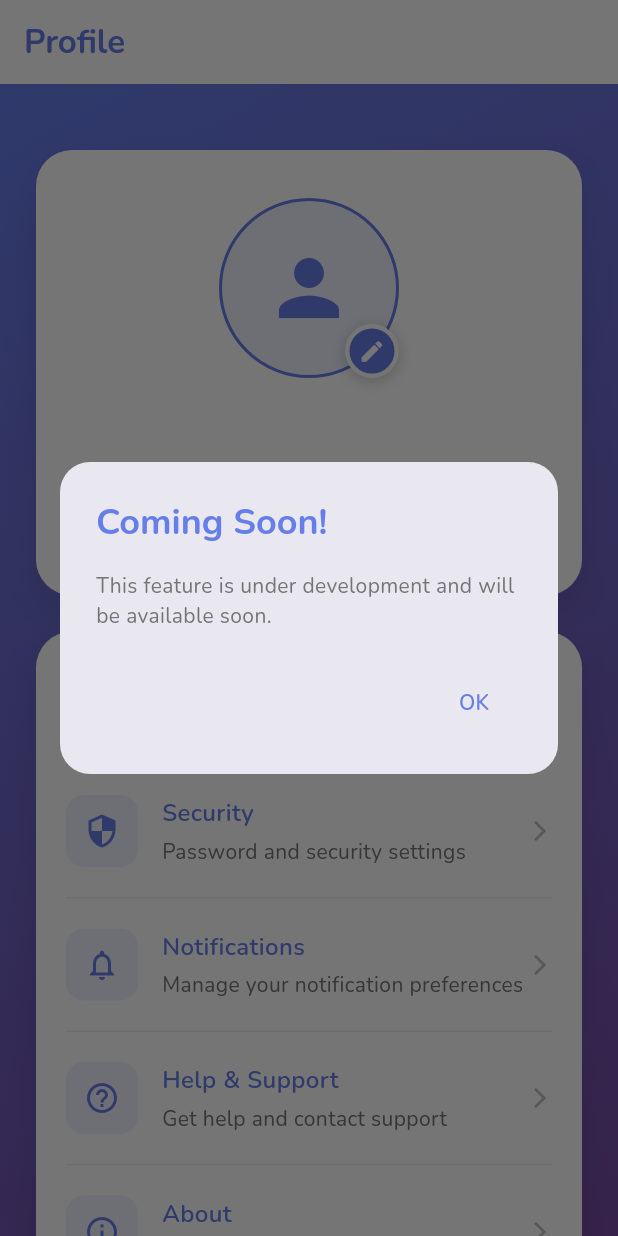
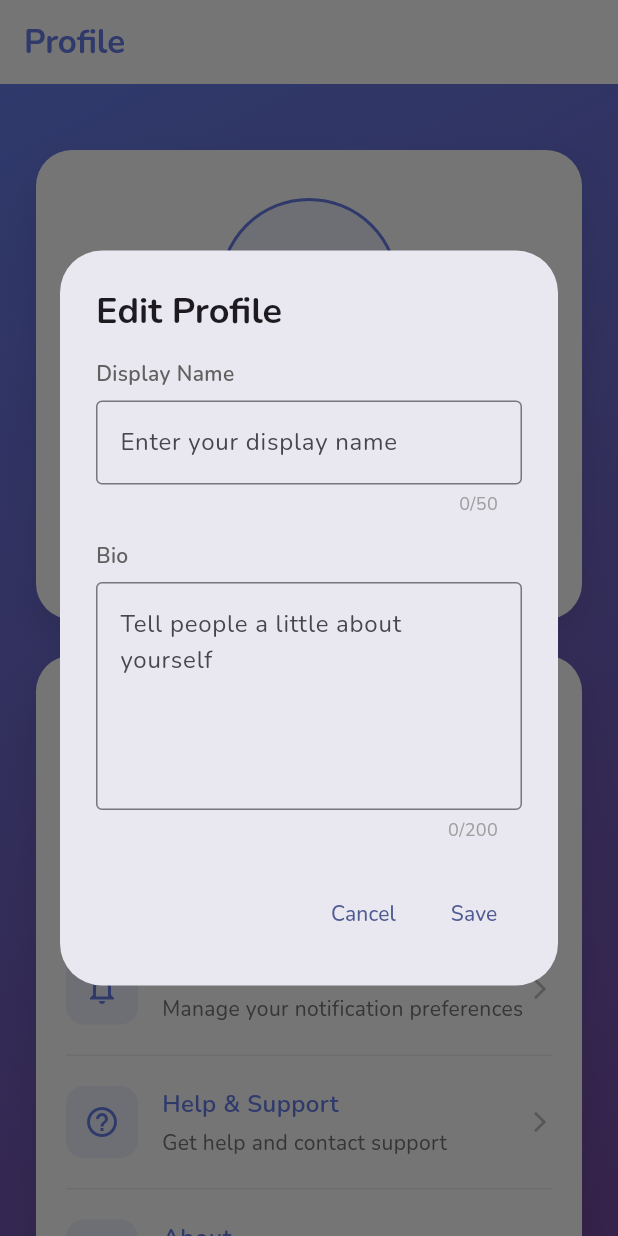
Before and after one commit to yunhanluo/empathy-exchange, a Flutter app: the ProfileScreen screen opened directly, after a tap on "Edit Profile", on a phone screen of 412 x 824 dp. Run offline on Flutter 3.47's test engine with Material 3 defaults, Android fonts, the phone set to English and light mode, and no system bars; our stand-ins replace cloud_firestore, firebase_auth, firebase_core, firebase_database, firebase_messaging, google_fonts and 2 more; missing offline and left inert: dart:html, dart:js_interop, profanity_filter; accounts and stored records are empty.

Commit message:
added some things

```diff
--- a/lib/screens/chat_screen.dart
+++ b/lib/screens/chat_screen.dart
@@ -80,22 +80,31 @@ class _ChatTalkPageState extends State<_ChatTalkPage> {
       Map data = await FirebaseChatTools.load('/');
       Map chat = data.values.elementAt(chatId) as Map;
       dynamic items = chat['data'];
-      final emailKey = ((chat['aToken'] == myToken ? chat['bToken'] : chat['aToken']) as String).replaceAll('.', '_dot_').replaceAll('@', '_at_');
-      String pfp = await FirebaseUserTools.load('profilePictures/$emailKey/profilePicture');
+      final emailKey = ((chat['aToken'] == myToken
+              ? chat['bToken']
+              : chat['aToken']) as String)
+          .replaceAll('.', '_dot_')
+          .replaceAll('@', '_at_');
+      String pfp = await FirebaseUserTools.load(
+          'profilePictures/$emailKey/profilePicture');
       if (items is Map) {
         for (JSAny? item in items.values) {
           setState(() {
             Map message = item as Map;
-            _messages.add(Message(message["text"],
-                message["sender"] == myToken ? Sender.self : Sender.other, pfp));
+            _messages.add(Message(
+                message["text"],
+                message["sender"] == myToken ? Sender.self : Sender.other,
+                pfp));
           });
         }
       } else if (items is JSArray) {
         for (JSAny? item in items.toDart) {
           setState(() {
             Map message = item as Map;
-            _messages.add(Message(message["text"],
-                message["sender"] == myToken ? Sender.self : Sender.other, pfp));
+            _messages.add(Message(
+                message["text"],
+                message["sender"] == myToken ? Sender.self : Sender.other,
+                pfp));
           });
         }
       }
@@ -103,15 +112,18 @@ class _ChatTalkPageState extends State<_ChatTalkPage> {
       _scrollController.jumpTo(_scrollController.position.maxScrollExtent);
 
       setState(() {
-        thisRef = FirebaseChatTools.ref.child('/${data.keys.elementAt(chatId)}/data');
+        thisRef =
+            FirebaseChatTools.ref.child('/${data.keys.elementAt(chatId)}/data');
         _subscription = thisRef?.onValue.listen((event) async {
           Map item = event.snapshot.children.last.value as Map;
           String sender = item['sender'];
 
           String pfp;
           if (sender != myToken && sender != 'system') {
-            final emailKey = sender.replaceAll('.', '_dot_').replaceAll('@', '_at_');
-            pfp = await FirebaseUserTools.load('profilePictures/$emailKey/profilePicture');
+            final emailKey =
+                sender.replaceAll('.', '_dot_').replaceAll('@', '_at_');
+            pfp = await FirebaseUserTools.load(
+                'profilePictures/$emailKey/profilePicture');
           } else {
             pfp = "";
           }
@@ -122,7 +134,8 @@ class _ChatTalkPageState extends State<_ChatTalkPage> {
               _showNotification(item['text']);
             }
 
-            _scrollController.jumpTo(_scrollController.position.maxScrollExtent);
+            _scrollController
+                .jumpTo(_scrollController.position.maxScrollExtent);
           });
         });
       });
@@ -145,7 +158,7 @@ class _ChatTalkPageState extends State<_ChatTalkPage> {
     }
     if (html.Notification.permission == 'granted') {
       html.Notification('New Message',
-          body: messageText, icon: '/icons/Icon-192.png');
+          body: messageText, icon: '/icons/Icon-67.png');
     }
   }
 
@@ -154,7 +167,8 @@ class _ChatTalkPageState extends State<_ChatTalkPage> {
     String value = filter.censor(v);
 
     final emailKey = myToken.replaceAll('.', '_dot_').replaceAll('@', '_at_');
-    String pfp = await FirebaseUserTools.load('profilePictures/$emailKey/profilePicture');
+    String pfp = await FirebaseUserTools.load(
+        'profilePictures/$emailKey/profilePicture');
 
     setState(() {
       _messages.add(Message(value, Sender.self, pfp));
@@ -171,11 +185,16 @@ class _ChatTalkPageState extends State<_ChatTalkPage> {
     });
 
     if (hasProf) {
-      dynamic thing = await FirebaseUserTools.load('${FirebaseAuth.instance.currentUser?.uid}/karma');
+      dynamic thing = await FirebaseUserTools.load(
+          '${FirebaseAuth.instance.currentUser?.uid}/karma');
       if (thing is int) {
-        await FirebaseUserTools.set('${FirebaseAuth.instance.currentUser?.uid}/karma', thing - filter.getAllProfanity(v).length);
+        await FirebaseUserTools.set(
+            '${FirebaseAuth.instance.currentUser?.uid}/karma',
+            thing - filter.getAllProfanity(v).length);
       } else if (thing is String) {
-        await FirebaseUserTools.set('${FirebaseAuth.instance.currentUser?.uid}/karma', int.parse(thing) - filter.getAllProfanity(v).length);
+        await FirebaseUserTools.set(
+            '${FirebaseAuth.instance.currentUser?.uid}/karma',
+            int.parse(thing) - filter.getAllProfanity(v).length);
       }
     }
   }
@@ -230,8 +249,7 @@ class _ChatTalkPageState extends State<_ChatTalkPage> {
                   // ],
                 ),
               ),
-              )
-            ),
+            )),
           ),
           Align(
             alignment: Alignment.bottomLeft,
@@ -332,7 +350,10 @@ class _ChatPageState extends State<ChatPage> {
   void _addChatTalkPage(String euid, String myToken) async {
     final emailKey = myToken.replaceAll('.', '_dot_').replaceAll('@', '_at_');
 
-    String pfp = await FirebaseUserTools.load('profilePictures/$emailKey/profilePicture');
+    String pfp =
+        await FirebaseTools.load('profilePictures/$emailKey/profilePicture');
+    String pfp = await FirebaseUserTools.load(
+        'profilePictures/$emailKey/profilePicture');
 
     _chatPages
         .add(_ChatTalkPage(myToken: myToken, otherToken: euid, chatId: _ppage));
@@ -362,12 +383,8 @@ class _ChatPageState extends State<ChatPage> {
         child: Row(
           mainAxisAlignment: MainAxisAlignment.spaceBetween,
           children: [
-            Image.memory(
-              base64.decode(pfp.replaceAll(RegExp(r'\s'), '')),
-              width: 20,
-              height: 20,
-              fit: BoxFit.cover
-            ),
+            Image.memory(base64.decode(pfp.replaceAll(RegExp(r'\s'), '')),
+                width: 20, height: 20, fit: BoxFit.cover),
             Text(
               "Chat ${_chats.length + 1}",
               style: const TextStyle(fontSize: 16),
--- a/lib/screens/profile_screen.dart
+++ b/lib/screens/profile_screen.dart
@@ -18,9 +18,13 @@ class ProfileScreen extends StatefulWidget {
 
 class _ProfileScreenState extends State<ProfileScreen> {
   final ProfileService _profileService = ProfileService();
+  final TextEditingController _bioController = TextEditingController();
+  final TextEditingController _displayNameController = TextEditingController();
   String? _profilePictureUrl;
   bool _isLoading = false;
   String? _pairToken;
+  String? _bio;
+  String? _displayName;
 
   StreamSubscription<DatabaseEvent>? _profileSubscription;
 
@@ -32,12 +36,15 @@ class _ProfileScreenState extends State<ProfileScreen> {
       _setupProfilePictureListener();
       _loadProfilePicture(); // Load initial profile picture if it exists
       _loadPairToken(); // Load pair token
+      _loadBio(); // Load bio if it exists
     });
   }
 
   @override
   void dispose() {
     _profileSubscription?.cancel();
+    _bioController.dispose();
+    _displayNameController.dispose();
     super.dispose();
   }
 
@@ -104,6 +111,32 @@ class _ProfileScreenState extends State<ProfileScreen> {
         } catch (retryError) {
           //🔥 _loadProfilePicture: Retry also failed - $retryError');
         }
+      }
+    }
+  }
+
+  Future<void> _loadBio() async {
+    final user = FirebaseAuth.instance.currentUser;
+    if (user == null) return;
+
+    try {
+      final data = await FirebaseTools.load(user.uid) as Map?;
+      if (data != null && mounted) {
+        setState(() {
+          _bio = data['bio'] as String?;
+          _displayName = data['displayName'] as String? ?? user.displayName;
+        });
+      } else if (mounted) {
+        setState(() {
+          _displayName = user.displayName;
+        });
+      }
+    } catch (_) {
+      // Use auth display name as fallback
+      if (mounted) {
+        setState(() {
+          _displayName = user.displayName;
+        });
       }
     }
   }
@@ -416,7 +449,7 @@ class _ProfileScreenState extends State<ProfileScreen> {
 
                     // User Name
                     Text(
-                      user?.displayName ?? 'User',
+                      _displayName ?? user?.displayName ?? 'User',
                       style: GoogleFonts.nunito(
                         fontSize: 24,
                         fontWeight: FontWeight.w700,
@@ -436,6 +469,20 @@ class _ProfileScreenState extends State<ProfileScreen> {
                       textAlign: TextAlign.center,
                     ),
                     const SizedBox(height: 8),
+                    if (_bio?.isNotEmpty == true)
+                      Padding(
+                        padding: const EdgeInsets.only(top: 8),
+                        child: Text(
+                          _bio!,
+                          style: GoogleFonts.nunito(
+                            fontSize: 14,
+                            color: Colors.grey[600],
+                            fontWeight: FontWeight.w500,
+                          ),
+                          textAlign: TextAlign.center,
+                        ),
+                      ),
+                    const SizedBox(height: 16),
                     // Pair Token
                     if (_pairToken != null)
                       Column(
@@ -489,8 +536,7 @@ class _ProfileScreenState extends State<ProfileScreen> {
                       title: 'Edit Profile',
                       subtitle: 'Update your personal information',
                       onTap: () {
-                        // TODO: Navigate to edit profile
-                        _showComingSoon(context);
+                        _editProfile(context);
                       },
                     ),
                     _buildDivider(),
@@ -670,6 +716,119 @@ class _ProfileScreenState extends State<ProfileScreen> {
   }
 
   bool _notificationEnabled = false;
+
+  void _editProfile(BuildContext context) async {
+    final user = FirebaseAuth.instance.currentUser;
+    if (user == null) return;
+
+    _bioController.text = _bio ?? '';
+    _displayNameController.text = _displayName ?? user.displayName ?? '';
+
+    await showDialog(
+      context: context,
+      builder: (context) => AlertDialog(
+        title: Text('Edit Profile',
+            style: GoogleFonts.nunito(fontWeight: FontWeight.w700)),
+        content: SingleChildScrollView(
+          child: Column(
+            mainAxisSize: MainAxisSize.min,
+            crossAxisAlignment: CrossAxisAlignment.start,
+            children: [
+              Text(
+                'Display Name',
+                style: GoogleFonts.nunito(
+                  fontSize: 14,
+                  fontWeight: FontWeight.w600,
+                  color: Colors.grey[700],
+                ),
+              ),
+              const SizedBox(height: 8),
+              TextField(
+                controller: _displayNameController,
+                maxLength: 50,
+                decoration: const InputDecoration(
+                  hintText: 'Enter your display name',
+                  border: OutlineInputBorder(),
+                ),
+                buildCounter: (context,
+                    {required currentLength, required isFocused, maxLength}) {
+                  return Text(
+                    '$currentLength/$maxLength',
+                    style: GoogleFonts.nunito(
+                      fontSize: 12,
+                      color: Colors.grey[500],
+                    ),
+                  );
+                },
+              ),
+              const SizedBox(height: 16),
+              Text(
+                'Bio',
+                style: GoogleFonts.nunito(
+                  fontSize: 14,
+                  fontWeight: FontWeight.w600,
+                  color: Colors.grey[700],
+                ),
+              ),
+              const SizedBox(height: 8),
+              TextField(
+                controller: _bioController,
+                maxLines: 5,
+                maxLength: 200,
+                decoration: const InputDecoration(
+                  hintText: 'Tell people a little about yourself',
+                  border: OutlineInputBorder(),
+                ),
+                buildCounter: (context,
+                    {required currentLength, required isFocused, maxLength}) {
+                  return Text(
+                    '$currentLength/$maxLength',
+                    style: GoogleFonts.nunito(
+                      fontSize: 12,
+                      color: Colors.grey[500],
+                    ),
+                  );
+                },
+              ),
+            ],
+          ),
+        ),
+        actions: [
+          TextButton(
+            onPressed: () => Navigator.pop(context),
+            child: const Text('Cancel'),
+          ),
+          TextButton(
+            onPressed: () async {
+              final newBio = _bioController.text.trim();
+              final newDisplayName = _displayNameController.text.trim();
+              try {
+                await FirebaseTools.update(user.uid, {
+                  'bio': newBio,
+                  'displayName': newDisplayName,
+                });
+                if (mounted) {
+                  setState(() {
+                    _bio = newBio.isEmpty ? null : newBio;
+                    _displayName =
+                        newDisplayName.isEmpty ? null : newDisplayName;
+                  });
+                }
+                if (context.mounted) Navigator.pop(context);
+              } catch (e) {
+                if (context.mounted) {
+                  ScaffoldMessenger.of(context).showSnackBar(
+                    SnackBar(content: Text('Failed to update profile: $e')),
+                  );
+                }
+              }
+            },
+            child: const Text('Save'),
+          ),
+        ],
+      ),
+    );
+  }
 
   void _showNotificationSettings(BuildContext context) async {
     final user = FirebaseAuth.instance.currentUser;
```
Lines whose indentation alone changed are shown as unchanged.
